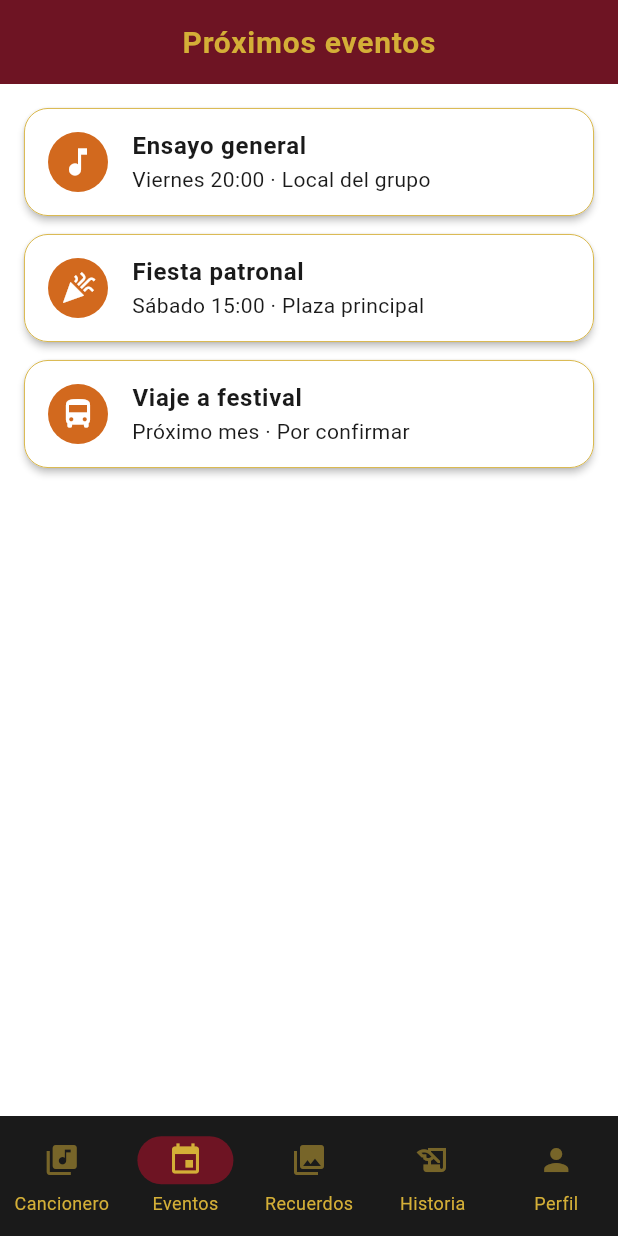
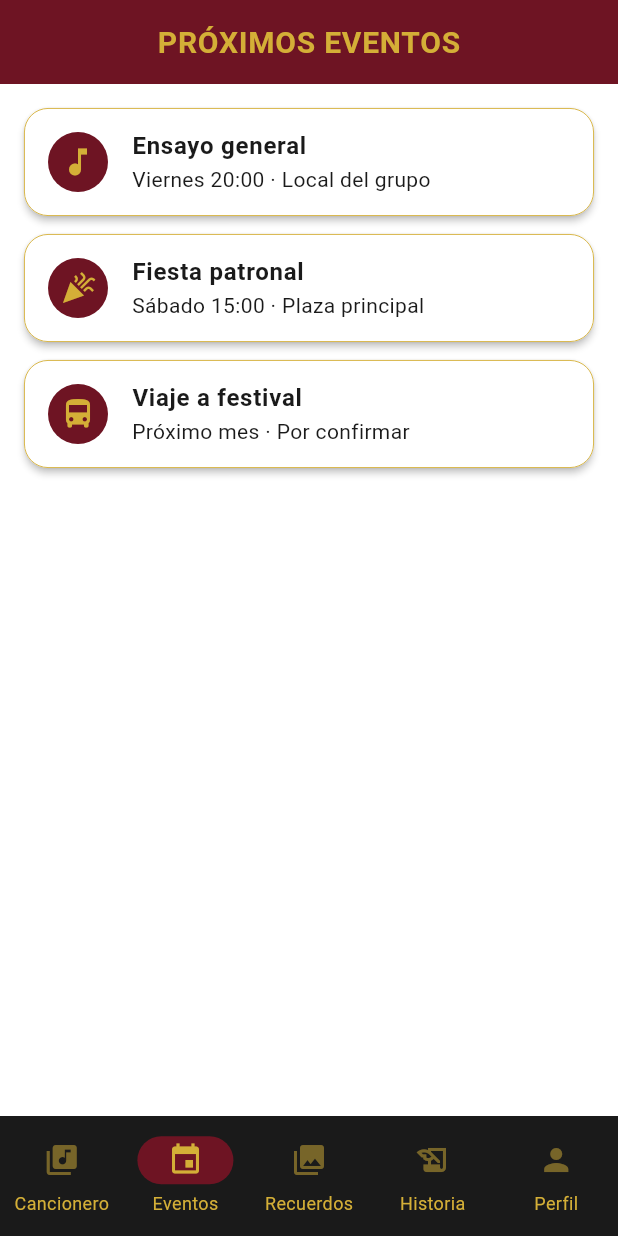
Before and after one commit to yeo-drake/AllinKawsay, a Flutter app: the screen it shows once a user with an empty profile is signed in, item 2 of the bottom bar chosen, on a phone screen of 412 x 824 dp. Run offline on Flutter 3.47's test engine with Material 3 defaults, Android fonts, the phone set to English and light mode, and no system bars; our stand-ins replace firebase_auth, firebase_core, just_audio; accounts and stored records are empty; statements that could not run were skipped.

Commit message:
Actualizar eventos_screen.dart

```diff
--- a/lib/screens/eventos_screen.dart
+++ b/lib/screens/eventos_screen.dart
@@ -1,4 +1,5 @@
 import 'package:flutter/material.dart';
+import '../theme/colors.dart';
 
 class EventosScreen extends StatelessWidget {
   const EventosScreen({super.key});
@@ -6,9 +7,7 @@ class EventosScreen extends StatelessWidget {
   @override
   Widget build(BuildContext context) {
     return Scaffold(
-      appBar: AppBar(
-        title: const Text('Próximos eventos'),
-      ),
+      appBar: AppBar(title: const Text('PRÓXIMOS EVENTOS')),
       body: ListView(
         padding: const EdgeInsets.all(16),
         children: [
@@ -29,11 +28,12 @@ class EventosScreen extends StatelessWidget {
       margin: const EdgeInsets.only(bottom: 12),
       child: ListTile(
         leading: CircleAvatar(
-          backgroundColor: const Color(0xFFD2691E),
-          child: Icon(icono, color: Colors.white),
+          backgroundColor: AppColors.granate,
+          child: Icon(icono, color: AppColors.dorado),
         ),
-        title:
-            Text(titulo, style: const TextStyle(fontWeight: FontWeight.bold)),
+        title: Text(titulo,
+            style: const TextStyle(
+                fontWeight: FontWeight.bold, color: AppColors.negro)),
         subtitle: Text('$fecha · $lugar'),
       ),
     );
```
